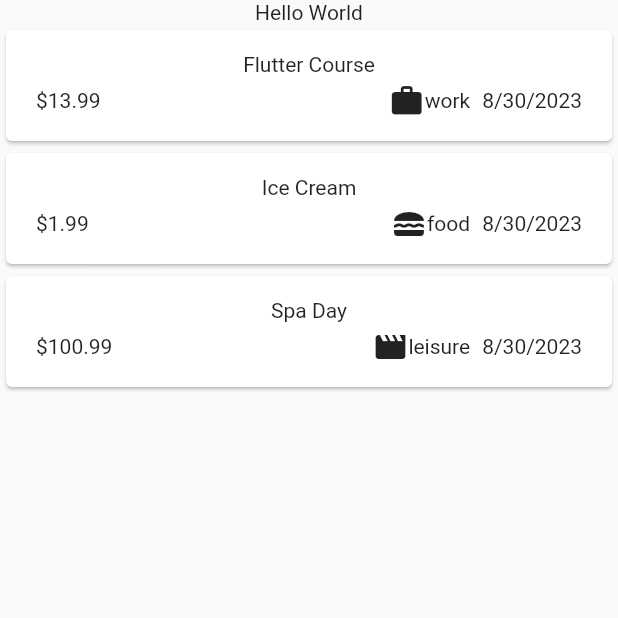
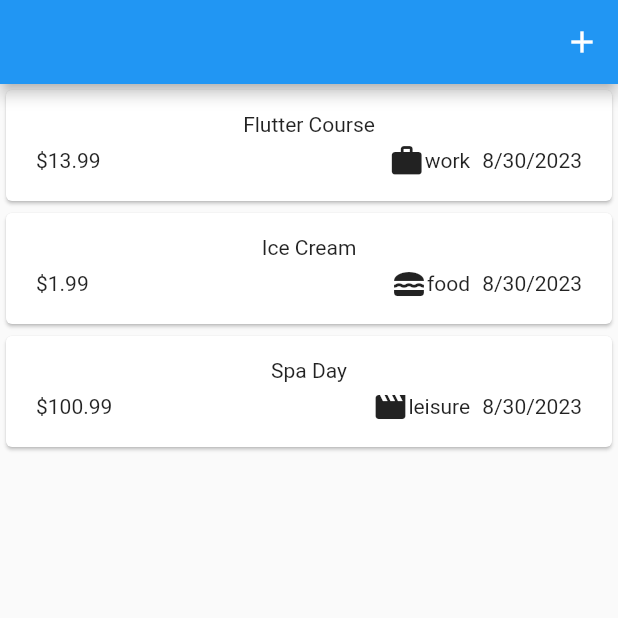
Before and after one commit to jayceebuarao/expense-tracker, a Flutter app: the screen it shows after launch, on a phone screen of 412 x 824 dp, the top half of it. Run offline on Flutter 3.47's test engine with Material 2 defaults, Android fonts, the phone set to English and light mode, and no system bars.

Commit message:
implement App Bar

```diff
--- a/lib/widgets/expenses.dart
+++ b/lib/widgets/expenses.dart
@@ -33,10 +33,16 @@ class _ExpensesState extends State<Expenses> {
     ];
 
     return Scaffold(
+      appBar: AppBar(
+        actions: [
+          IconButton(
+            onPressed: () {},
+            icon: const Icon(Icons.add),
+          )
+        ],
+      ),
       body: Column(
         children: [
-          const Text('Hello World'),
-          //
           Expanded(
             child: ExpensesList(expenses: _registeredExpenses),
           ),
```
